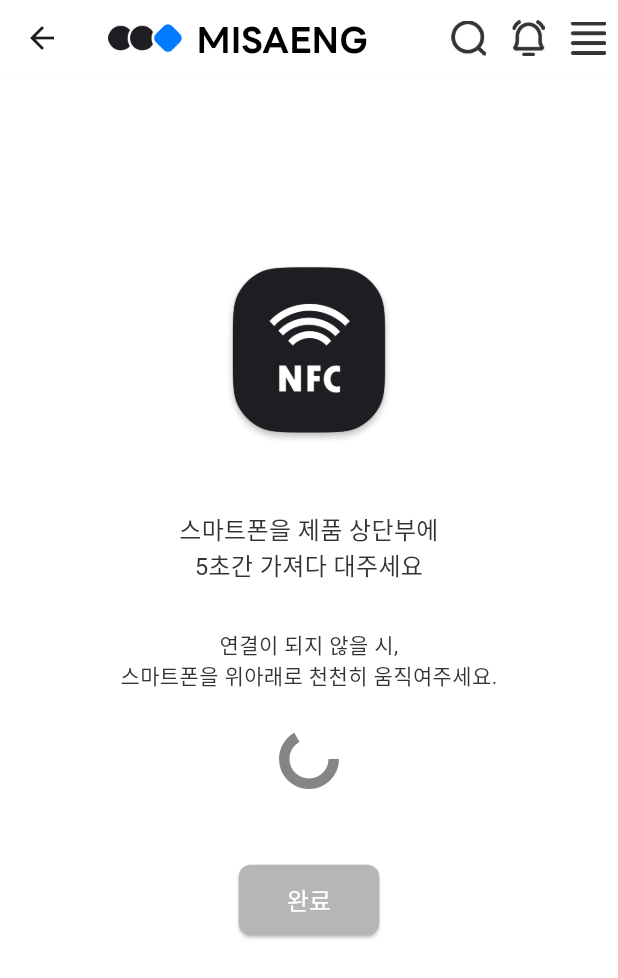
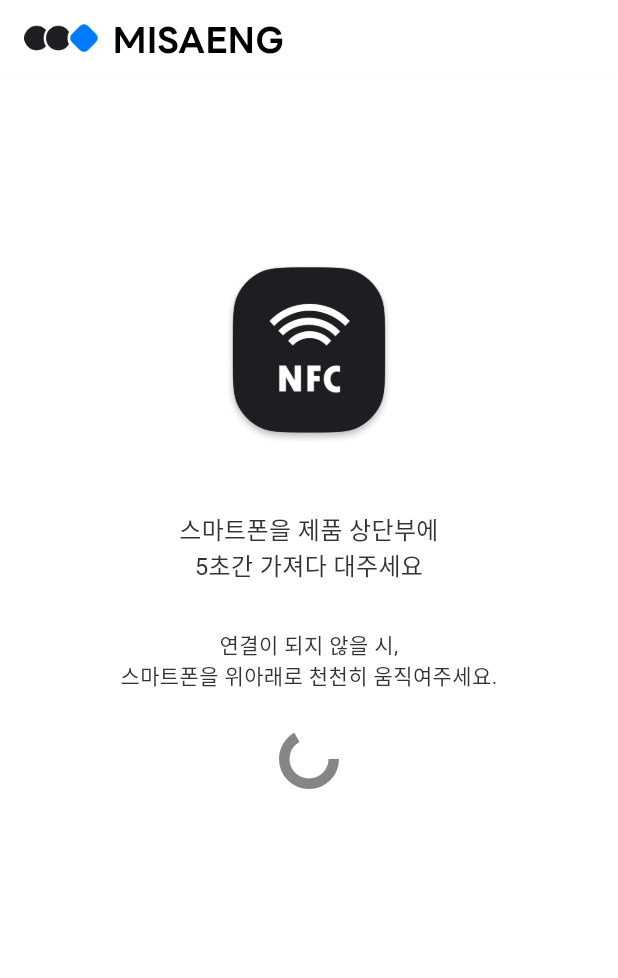
Before and after one commit to JiYeon-rhd/misaeng, a Flutter app: the RegisterScreen screen opened directly, on a phone screen of 412 x 824 dp. Shown: the top 978 px of the screen. Run offline on Flutter 3.47's test engine with Material 3 defaults, Android fonts, the phone set to English and light mode, and no system bars; our stand-ins replace flutter_spinkit; Roboto replaces fonts that are missing (LineKrBd, LineKrRg).

Commit message:
add: 기기 이름 등록 화면 추가

```diff
--- /dev/null
+++ b/lib/bar/register_top_bar.dart
@@ -0,0 +1,38 @@
+import 'package:flutter/material.dart';
+
+class RegisterTopBar extends StatelessWidget implements PreferredSizeWidget {
+  final String title;
+
+  // title은 필요에 따라 다르게 표시할 수 있도록 생성자 추가
+  const RegisterTopBar({Key? key, required this.title}) : super(key: key);
+
+  @override
+  Widget build(BuildContext context) {
+    return AppBar(
+      backgroundColor: Colors.white,
+      elevation: 0,
+      title: Row(
+        children: [
+          Image.asset(
+            'images/logo_main.png', // 로고 이미지 경로
+            height: 21.76,
+            width: 51,
+          ),
+          SizedBox(width: 8),
+          Text(
+            title, // 페이지마다 다른 타이틀
+            style: TextStyle(
+              fontSize: 24,
+              color: Colors.black,
+              fontFamily: 'LineEnBd',
+            ),
+          ),
+        ],
+      ),
+
+    );
+  }
+
+  @override
+  Size get preferredSize => const Size.fromHeight(51); // AppBar 높이
+}
--- a/lib/device/register_device.dart
+++ b/lib/device/register_device.dart
@@ -1,12 +1,10 @@
 import 'package:flutter/material.dart';
 import 'package:flutter_spinkit/flutter_spinkit.dart';
-import 'package:misaeng/bar/top_bar.dart';
 import 'package:misaeng/device/register_microbe.dart';
 
 class RegisterDevice extends StatelessWidget {
   late final VoidCallback onComplete;
   RegisterDevice({required this.onComplete});
-
 
   static const spinkit = SpinKitRipple(
     color: Color(0xFF858585),
@@ -18,21 +16,26 @@ class RegisterDevice extends StatelessWidget {
     return Scaffold(
       backgroundColor: Colors.white,
 
-
       // 화면 디자인
       body: Center(
         child: Column(
           children: [
             SizedBox(height: 124),
-            Image.asset(
-              'images/icon_nfc.png',
-              width: 112.28,
-              height: 122,
-              fit: BoxFit.contain,
+
+            // NFC 아이콘 (클릭 시 다음 화면으로 이동)
+            GestureDetector(
+              onTap: onComplete, // NFC 아이콘을 눌렀을 때 onComplete 실행
+              child: Image.asset(
+                'images/icon_nfc.png',
+                width: 112.28,
+                height: 122,
+                fit: BoxFit.contain,
+              ),
             ),
+
             SizedBox(height: 44),
 
-
+            // 설명 텍스트
             Text(
               "스마트폰을 제품 상단부에\n5초간 가져다 대주세요",
               textAlign: TextAlign.center,
@@ -51,29 +54,11 @@ class RegisterDevice extends StatelessWidget {
                 fontFamily: 'LineKrRg',
               ),
             ),
+
             SizedBox(height: 25),
+
             // 로딩 아이콘
             spinkit,
-
-            // RegisterMicrobe으로 넘어가는 임시 버튼
-            SizedBox(height: 50),
-            ElevatedButton(
-              onPressed: onComplete,
-              style: ElevatedButton.styleFrom(
-                backgroundColor: Color.fromARGB(255, 182, 182, 182), // 버튼 색상
-                shape: RoundedRectangleBorder(
-                  borderRadius: BorderRadius.circular(8),
-                ),
-                padding: EdgeInsets.symmetric(horizontal: 32, vertical: 12),
-              ),
-              child: Text(
-                "완료",
-                style: TextStyle(
-                  fontSize: 16,
-                  color: Colors.white,
-                ),
-              ),
-            ),
           ],
         ),
       ),
--- a/lib/device/register_microbe.dart
+++ b/lib/device/register_microbe.dart
@@ -1,8 +1,11 @@
 import 'package:flutter/material.dart';
-import 'package:misaeng/bar/top_bar.dart';
+import 'package:misaeng/device/register_name.dart';
 import 'package:misaeng/main.dart';
 
 class RegisterMicrobe extends StatelessWidget {
+  late final VoidCallback onComplete;
+  RegisterMicrobe({required this.onComplete});
+
   @override
   Widget build(BuildContext context) {
     return Scaffold(
@@ -81,12 +84,7 @@ class RegisterMicrobe extends StatelessWidget {
 
             // 완료 버튼
             ElevatedButton(
-              onPressed: () {
-                Navigator.pushReplacement(
-                  context,
-                  MaterialPageRoute(builder: (context) => MyApp()),
-                );
-              },
+              onPressed: onComplete,
               style: ElevatedButton.styleFrom(
                 backgroundColor: Color(0xFF007AFF), // 버튼 색상
                 shape: RoundedRectangleBorder(
--- a/lib/device/register_name.dart
+++ b/lib/device/register_name.dart
@@ -1,23 +1,11 @@
 import 'package:flutter/material.dart';
 import 'package:misaeng/bar/top_bar.dart';
 
-
-class RegisterName extends StatelessWidget{
+class RegisterName extends StatelessWidget {
   @override
   Widget build(BuildContext context) {
     return Scaffold(
-      backgroundColor: Colors.white,
-      appBar: TopBar(title: "MISAENG"), // 공통 AppBar 사용
-
-
-
 
     );
-
   }
-
-
-
-
-
 }
--- a/lib/device/register_screen.dart
+++ b/lib/device/register_screen.dart
@@ -1,7 +1,9 @@
 import 'package:flutter/material.dart';
+import 'package:misaeng/bar/register_top_bar.dart';
 import 'package:misaeng/bar/top_bar.dart';
 import 'package:misaeng/device/register_device.dart';
 import 'package:misaeng/device/register_microbe.dart';
+import 'package:misaeng/device/register_name.dart';
 
 class RegisterScreen extends StatefulWidget {
   @override
@@ -14,7 +16,8 @@ class _RegisterScreenState extends State<RegisterScreen> {
   @override
   Widget build(BuildContext context) {
     return Scaffold(
-      appBar: TopBar(title: "MISAENG"), // 공통 AppBar 사용
+      appBar: RegisterTopBar(title: "MISAENG"), // 공통 AppBar 사용
+
       body: PageView(
         controller: _pageController,
         physics: NeverScrollableScrollPhysics(), // 페이지 스와이프 비활성화
@@ -27,7 +30,15 @@ class _RegisterScreenState extends State<RegisterScreen> {
               );
             },
           ),
-          RegisterMicrobe(),
+          RegisterMicrobe(
+            onComplete: () {
+              _pageController.nextPage(
+                duration: Duration(milliseconds: 300),
+                curve: Curves.easeInOut,
+              );
+            },
+          ),
+          RegisterName(),
         ],
       ),
     );
--- a/lib/main.dart
+++ b/lib/main.dart
@@ -17,7 +17,7 @@ class MyApp extends StatefulWidget {
 }
 
 void main() => runApp(MaterialApp(
-      home: RegisterName(),
+      home: RegisterScreen(),
     ));
 
 class _TestViewState extends State<MyApp> with SingleTickerProviderStateMixin {
--- a/lib/onboarding/login.dart
+++ b/lib/onboarding/login.dart
@@ -15,7 +15,7 @@ class _LoginScreenState extends State<LoginScreen> {
   final FocusNode _idFocusNode = FocusNode();
   final FocusNode _passwordFocusNode = FocusNode();
   // 힌트 표시 여부
-  bool _isHintVisible = true;
+  //bool _isHintVisible = true;
 
   // 비밀번호 보이기/숨기기 토글용 변수
   bool _obscureText = true;
--- a/pubspec.yaml
+++ b/pubspec.yaml
@@ -92,6 +92,8 @@ flutter:
     - images/logo_main.png
     - images/icon_nfc.png
     - images/icon_input_microbe.png
+    - images/logo_register.png
+    - images/logo_misaeng.png
   # An image asset can refer to one or more resolution-specific "variants", see
   # https://flutter.dev/to/resolution-aware-images
 
```
Also changed, not shown: images/icon_misaeng.png (added), images/logo_register.png (added).
